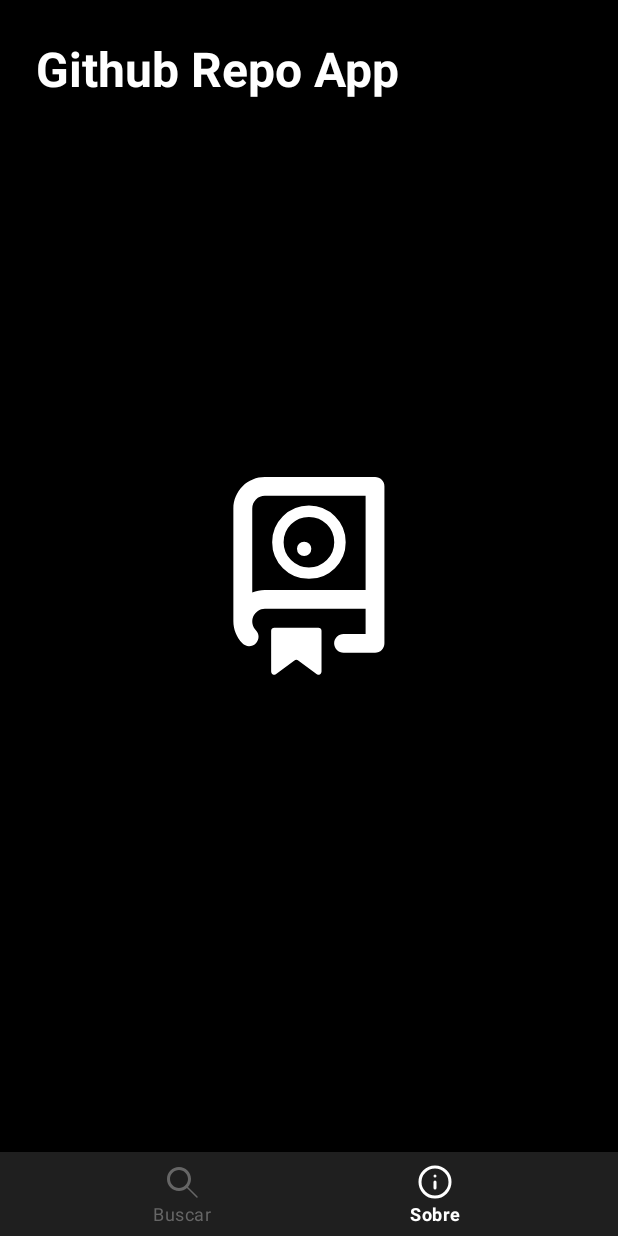
After one commit to Vnicius/github-repo-search, an Android app: the AboutFragment screen opened through its navigation route, on a phone screen of 412 x 824 dp. The commit adds this screen. Run offline under Robolectric (Android 15) with nearby library versions, the light colour scheme and no system bars; our stand-ins replace navigation-ui; libraries missing offline, so code that uses them is left out: com.airbnb.paris; 2 statements that could not run were skipped.

Commit message:
Add bottom navigation and About screen

```diff
--- /dev/null
+++ b/GithubRepoSearch/app/src/main/java/io/github/vnicius/githubreposearch/ui/about/AboutFragment.kt
@@ -0,0 +1,28 @@
+package io.github.vnicius.githubreposearch.ui.about
+
+import android.os.Bundle
+import android.view.LayoutInflater
+import android.view.View
+import android.view.ViewGroup
+import androidx.fragment.app.Fragment
+import io.github.vnicius.githubreposearch.databinding.FragmentAboutBinding
+
+
+/**
+ * Created by Vinícius Veríssimo on 5/2/21.
+ * github: @vnicius
+ * vinicius.matheus252@gmail.com
+ */
+class AboutFragment : Fragment() {
+
+    private lateinit var viewBinding: FragmentAboutBinding
+
+    override fun onCreateView(
+        inflater: LayoutInflater,
+        container: ViewGroup?,
+        savedInstanceState: Bundle?
+    ): View? {
+        viewBinding = FragmentAboutBinding.inflate(inflater, container, false)
+        return viewBinding.root
+    }
+}
--- a/GithubRepoSearch/app/src/main/java/io/github/vnicius/githubreposearch/ui/main/MainActivity.kt
+++ b/GithubRepoSearch/app/src/main/java/io/github/vnicius/githubreposearch/ui/main/MainActivity.kt
@@ -2,6 +2,9 @@
 
 import android.os.Bundle
 import androidx.appcompat.app.AppCompatActivity
+import androidx.navigation.fragment.NavHostFragment
+import androidx.navigation.ui.setupWithNavController
+import io.github.vnicius.githubreposearch.R
 import io.github.vnicius.githubreposearch.databinding.ActivityMainBinding
 
 class MainActivity : AppCompatActivity() {
@@ -12,5 +15,13 @@
         super.onCreate(savedInstanceState)
         viewBinding = ActivityMainBinding.inflate(layoutInflater)
         setContentView(viewBinding.root)
+
+        setupBottomNav()
+    }
+
+    private fun setupBottomNav() {
+        (supportFragmentManager.findFragmentById(R.id.nav_host_fragment) as? NavHostFragment)?.let {
+            viewBinding.bottomNavigation.setupWithNavController(it.navController)
+        }
     }
 }
--- /dev/null
+++ b/GithubRepoSearch/app/src/main/res/color/color_bottom_nav_item.xml
@@ -0,0 +1,6 @@
+<?xml version="1.0" encoding="utf-8"?>
+<selector xmlns:android="http://schemas.android.com/apk/res/android">
+    <item android:color="?colorBottomNavItemSelected" android:state_selected="true" />
+    <item android:color="?colorBottomNavItemUnselected" android:state_selected="false" />
+    <item android:color="?colorBottomNavItemUnselected" />
+</selector>
--- a/GithubRepoSearch/app/src/main/res/drawable/background_splash_screen.xml
+++ b/GithubRepoSearch/app/src/main/res/drawable/background_splash_screen.xml
@@ -3,6 +3,6 @@
     <item android:drawable="?colorSecondaryBackground" />
 
     <item
-        android:drawable="?splashScreenLogo"
+        android:drawable="?appLogo"
         android:gravity="center" />
 </layer-list>
--- /dev/null
+++ b/GithubRepoSearch/app/src/main/res/drawable/ic_about.xml
@@ -0,0 +1,24 @@
+<vector xmlns:android="http://schemas.android.com/apk/res/android"
+    android:width="24dp"
+    android:height="24dp"
+    android:viewportWidth="24"
+    android:viewportHeight="24">
+  <path
+      android:pathData="M12,22C17.5228,22 22,17.5228 22,12C22,6.4771 17.5228,2 12,2C6.4771,2 2,6.4771 2,12C2,17.5228 6.4771,22 12,22Z"
+      android:strokeLineJoin="round"
+      android:strokeWidth="2"
+      android:fillColor="#00000000"
+      android:fillType="evenOdd"
+      android:strokeColor="#666666"
+      android:strokeLineCap="round" />
+  <path
+      android:pathData="M12,16V12"
+      android:strokeLineJoin="round"
+      android:strokeWidth="2"
+      android:fillColor="#00000000"
+      android:strokeColor="#666666"
+      android:strokeLineCap="round" />
+  <path
+      android:pathData="M12,8m-1,0a1,1 0,1 1,2 0a1,1 0,1 1,-2 0"
+      android:fillColor="#666666" />
+</vector>
--- a/GithubRepoSearch/app/src/main/res/layout/activity_main.xml
+++ b/GithubRepoSearch/app/src/main/res/layout/activity_main.xml
@@ -12,11 +12,22 @@
         android:name="androidx.navigation.fragment.NavHostFragment"
         android:layout_width="0dp"
         android:layout_height="0dp"
+        app:defaultNavHost="true"
+        app:layout_constraintBottom_toTopOf="@id/bottom_navigation"
+        app:layout_constraintEnd_toEndOf="parent"
+        app:layout_constraintStart_toStartOf="parent"
         app:layout_constraintTop_toTopOf="parent"
-        app:layout_constraintStart_toStartOf="parent"
-        app:layout_constraintEnd_toEndOf="parent"
-        app:defaultNavHost="true"
+        app:navGraph="@navigation/bottom_nav_graph" />
+
+    <com.google.android.material.bottomnavigation.BottomNavigationView
+        android:id="@+id/bottom_navigation"
+        style="@style/Widget.MaterialComponents.BottomNavigationView"
+        android:layout_width="match_parent"
+        android:layout_height="wrap_content"
+        android:background="?colorSecondaryBackground"
+        app:itemIconTint="@color/color_bottom_nav_item"
+        app:itemTextColor="@color/color_bottom_nav_item"
         app:layout_constraintBottom_toBottomOf="parent"
-        app:navGraph="@navigation/main_graph" />
+        app:menu="@menu/bottom_nav_menu" />
 
 </androidx.constraintlayout.widget.ConstraintLayout>
--- /dev/null
+++ b/GithubRepoSearch/app/src/main/res/layout/fragment_about.xml
@@ -0,0 +1,27 @@
+<?xml version="1.0" encoding="utf-8"?>
+<androidx.constraintlayout.widget.ConstraintLayout xmlns:android="http://schemas.android.com/apk/res/android"
+    xmlns:app="http://schemas.android.com/apk/res-auto"
+    android:layout_width="match_parent"
+    android:layout_height="match_parent"
+    android:background="?colorPrimaryBackground">
+
+    <androidx.appcompat.widget.AppCompatTextView
+        style="@style/Text.Primary.Big.Bold"
+        android:layout_width="wrap_content"
+        android:layout_height="wrap_content"
+        android:layout_marginStart="@dimen/spacing_large"
+        android:layout_marginTop="@dimen/spacing_large"
+        android:text="@string/app_name"
+        app:layout_constraintStart_toStartOf="parent"
+        app:layout_constraintTop_toTopOf="parent" />
+
+    <androidx.appcompat.widget.AppCompatImageView
+        android:layout_width="wrap_content"
+        android:layout_height="wrap_content"
+        app:layout_constraintBottom_toBottomOf="parent"
+        app:layout_constraintEnd_toEndOf="parent"
+        app:layout_constraintStart_toStartOf="parent"
+        app:layout_constraintTop_toTopOf="parent"
+        app:srcCompat="?appLogo" />
+
+</androidx.constraintlayout.widget.ConstraintLayout>
--- /dev/null
+++ b/GithubRepoSearch/app/src/main/res/menu/bottom_nav_menu.xml
@@ -0,0 +1,15 @@
+<?xml version="1.0" encoding="utf-8"?>
+<menu xmlns:android="http://schemas.android.com/apk/res/android"
+    xmlns:app="http://schemas.android.com/apk/res-auto">
+    <item
+        android:id="@+id/search"
+        android:icon="@drawable/ic_search"
+        android:title="@string/search"
+        app:showAsAction="ifRoom" />
+
+    <item
+        android:id="@+id/about"
+        android:icon="@drawable/ic_about"
+        android:title="@string/about"
+        app:showAsAction="ifRoom" />
+</menu>
--- a/GithubRepoSearch/app/src/main/res/navigation/main_graph.xml
+++ b/GithubRepoSearch/app/src/main/res/navigation/bottom_nav_graph.xml
@@ -2,10 +2,14 @@
 <navigation xmlns:android="http://schemas.android.com/apk/res/android"
     xmlns:app="http://schemas.android.com/apk/res-auto"
     android:id="@+id/main_graph"
-    app:startDestination="@id/repoSearchFragment">
+    app:startDestination="@id/search">
 
     <fragment
-        android:id="@+id/repoSearchFragment"
+        android:id="@+id/search"
         android:name="io.github.vnicius.githubreposearch.ui.reposearch.RepoSearchFragment"
         android:label="RepoSearchFragment" />
+    <fragment
+        android:id="@+id/about"
+        android:name="io.github.vnicius.githubreposearch.ui.about.AboutFragment"
+        android:label="AboutFragment" />
 </navigation>
--- a/GithubRepoSearch/app/src/main/res/values/attrs.xml
+++ b/GithubRepoSearch/app/src/main/res/values/attrs.xml
@@ -1,11 +1,13 @@
 <?xml version="1.0" encoding="utf-8"?>
 <resources>
-    <attr name="splashScreenLogo" format="reference" />
+    <attr name="appLogo" format="reference" />
     <attr name="colorPrimaryBackground" format="color" />
     <attr name="colorSecondaryBackground" format="color" />
     <attr name="colorPrimaryText" format="color" />
     <attr name="colorHintText" format="color" />
     <attr name="colorUnknownLanguageText" format="color" />
+    <attr name="colorBottomNavItemSelected" format="color" />
+    <attr name="colorBottomNavItemUnselected" format="color" />
 
     <declare-styleable name="CustomTheme">
         <attr name="searchBarStyle" format="reference" />
--- a/GithubRepoSearch/app/src/main/res/values/colors.xml
+++ b/GithubRepoSearch/app/src/main/res/values/colors.xml
@@ -6,4 +6,5 @@
     <color name="charcoal">#404040</color>
     <color name="mango">#FFC700</color>
     <color name="aged_grey">#7E7E7E</color>
+    <color name="devil_grey">#666666</color>
 </resources>
--- a/GithubRepoSearch/app/src/main/res/values/dimens.xml
+++ b/GithubRepoSearch/app/src/main/res/values/dimens.xml
@@ -8,6 +8,7 @@
     <!--  endregion  -->
 
     <!--  region text size  -->
+    <dimen name="text_size_big">32sp</dimen>
     <dimen name="text_size_normal">20sp</dimen>
     <!--  endregion  -->
 </resources>
--- a/GithubRepoSearch/app/src/main/res/values/strings.xml
+++ b/GithubRepoSearch/app/src/main/res/values/strings.xml
@@ -1,4 +1,6 @@
 <resources>
-    <string name="app_name">Github Repo Search</string>
+    <string name="app_name">Github Repo App</string>
     <string name="search_repo_hint">Buscar repositório</string>
+    <string name="search">Buscar</string>
+    <string name="about">Sobre</string>
 </resources>
--- a/GithubRepoSearch/app/src/main/res/values/themes.xml
+++ b/GithubRepoSearch/app/src/main/res/values/themes.xml
@@ -11,16 +11,18 @@
         <item name="colorOnSecondary">@color/white</item>
         <!-- Status bar color. -->
         <item name="android:statusBarColor">@color/engineer_black</item>
-        <item name="android:navigationBarColor">@color/black</item>
+        <item name="android:navigationBarColor">@color/engineer_black</item>
         <!-- Customize your theme here. -->
         <item name="android:forceDarkAllowed" tools:targetApi="q">false</item>
-        <item name="splashScreenLogo">@drawable/ic_splash_logo</item>
+        <item name="appLogo">@drawable/ic_splash_logo</item>
         <item name="searchBarStyle">@style/SearchBarStyle</item>
         <item name="colorPrimaryBackground">@color/black</item>
         <item name="colorSecondaryBackground">@color/engineer_black</item>
         <item name="colorPrimaryText">@color/white</item>
         <item name="colorHintText">@color/aged_grey</item>
         <item name="colorUnknownLanguageText">@color/charcoal</item>
+        <item name="colorBottomNavItemSelected">@color/white</item>
+        <item name="colorBottomNavItemUnselected">@color/devil_grey</item>
     </style>
 
     <!--  region SplashScreen theme  -->
@@ -53,5 +55,13 @@
     <style name="Text.Primary">
         <item name="android:textColor">?colorPrimaryText</item>
     </style>
+
+    <style name="Text.Primary.Big">
+        <item name="android:textSize">@dimen/text_size_big</item>
+    </style>
+
+    <style name="Text.Primary.Big.Bold">
+        <item name="android:textStyle">bold</item>
+    </style>
     <!--  endregion  -->
 </resources>
```
